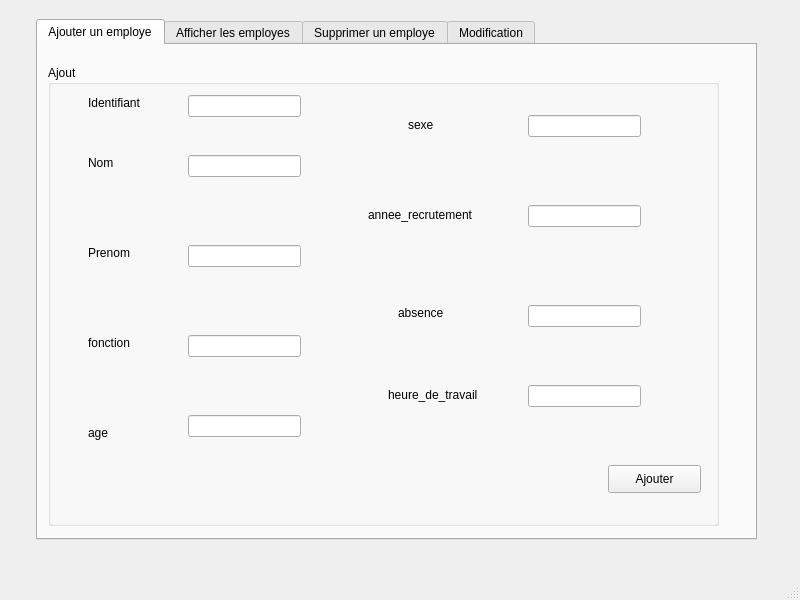
Old version of the form Desktop/gestiodesemployees/mainwindow.ui in the repository dhiaeddine12/olympic_games_2A20.
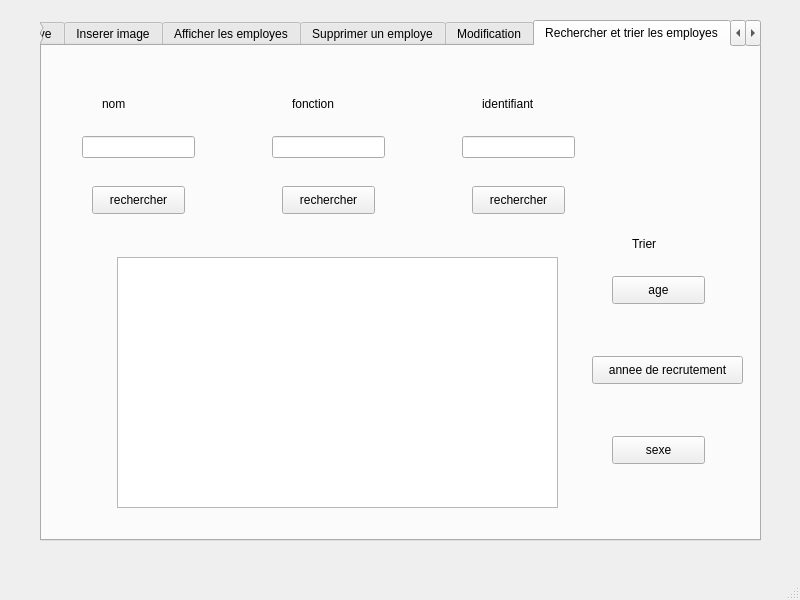
New version of the form. The open tabs and pages were chosen to show the change.

What changed in the file:
```diff
--- a/Desktop/gestiodesemployees/mainwindow.ui
+++ b/Desktop/gestiodesemployees/mainwindow.ui
@@ -17,8 +17,8 @@
    <widget class="QTabWidget" name="pb_supprimer">
     <property name="geometry">
      <rect>
-      <x>36</x>
-      <y>19</y>
+      <x>40</x>
+      <y>20</y>
       <width>721</width>
       <height>521</height>
      </rect>
@@ -277,6 +277,50 @@
       </widget>
      </widget>
     </widget>
+    <widget class="QWidget" name="tab_7">
+     <attribute name="title">
+      <string>Inserer image</string>
+     </attribute>
+     <widget class="QGroupBox" name="groupBox_2">
+      <property name="geometry">
+       <rect>
+        <x>49</x>
+        <y>29</y>
+        <width>591</width>
+        <height>421</height>
+       </rect>
+      </property>
+      <property name="title">
+       <string>insertion image</string>
+      </property>
+      <widget class="QPushButton" name="Pb_image">
+       <property name="geometry">
+        <rect>
+         <x>412</x>
+         <y>190</y>
+         <width>141</width>
+         <height>28</height>
+        </rect>
+       </property>
+       <property name="text">
+        <string>Choisir une image</string>
+       </property>
+      </widget>
+      <widget class="QLabel" name="le_image">
+       <property name="geometry">
+        <rect>
+         <x>55</x>
+         <y>75</y>
+         <width>201</width>
+         <height>281</height>
+        </rect>
+       </property>
+       <property name="text">
+        <string/>
+       </property>
+      </widget>
+     </widget>
+    </widget>
     <widget class="QWidget" name="tab_2">
      <attribute name="title">
       <string>Afficher les employes</string>
@@ -571,6 +615,189 @@
       </widget>
      </widget>
     </widget>
+    <widget class="QWidget" name="tab_5">
+     <attribute name="title">
+      <string>Rechercher et trier les employes</string>
+     </attribute>
+     <widget class="QPushButton" name="Pb_recherche_nom">
+      <property name="geometry">
+       <rect>
+        <x>50</x>
+        <y>140</y>
+        <width>93</width>
+        <height>28</height>
+       </rect>
+      </property>
+      <property name="text">
+       <string>rechercher</string>
+      </property>
+     </widget>
+     <widget class="QPushButton" name="Pb_recherche_fonction">
+      <property name="geometry">
+       <rect>
+        <x>240</x>
+        <y>140</y>
+        <width>93</width>
+        <height>28</height>
+       </rect>
+      </property>
+      <property name="text">
+       <string>rechercher</string>
+      </property>
+     </widget>
+     <widget class="QPushButton" name="Pb_recherche_identifiant">
+      <property name="geometry">
+       <rect>
+        <x>430</x>
+        <y>140</y>
+        <width>93</width>
+        <height>28</height>
+       </rect>
+      </property>
+      <property name="text">
+       <string>rechercher</string>
+      </property>
+     </widget>
+     <widget class="QPushButton" name="Pb_trier_age">
+      <property name="geometry">
+       <rect>
+        <x>570</x>
+        <y>230</y>
+        <width>93</width>
+        <height>28</height>
+       </rect>
+      </property>
+      <property name="text">
+       <string>age</string>
+      </property>
+     </widget>
+     <widget class="QPushButton" name="Pb_trier_annee_de_recrutement">
+      <property name="geometry">
+       <rect>
+        <x>550</x>
+        <y>310</y>
+        <width>151</width>
+        <height>28</height>
+       </rect>
+      </property>
+      <property name="text">
+       <string>annee de recrutement</string>
+      </property>
+     </widget>
+     <widget class="QPushButton" name="Pb_trier_sexe">
+      <property name="geometry">
+       <rect>
+        <x>570</x>
+        <y>390</y>
+        <width>93</width>
+        <height>28</height>
+       </rect>
+      </property>
+      <property name="text">
+       <string>sexe</string>
+      </property>
+     </widget>
+     <widget class="QLabel" name="le_nom_r">
+      <property name="geometry">
+       <rect>
+        <x>60</x>
+        <y>50</y>
+        <width>56</width>
+        <height>16</height>
+       </rect>
+      </property>
+      <property name="text">
+       <string>nom</string>
+      </property>
+     </widget>
+     <widget class="QLineEdit" name="lineEdit">
+      <property name="geometry">
+       <rect>
+        <x>40</x>
+        <y>90</y>
+        <width>113</width>
+        <height>22</height>
+       </rect>
+      </property>
+     </widget>
+     <widget class="QLineEdit" name="lineEdit_2">
+      <property name="geometry">
+       <rect>
+        <x>230</x>
+        <y>90</y>
+        <width>113</width>
+        <height>22</height>
+       </rect>
+      </property>
+     </widget>
+     <widget class="QLineEdit" name="lineEdit_3">
+      <property name="geometry">
+       <rect>
+        <x>420</x>
+        <y>90</y>
+        <width>113</width>
+        <height>22</height>
+       </rect>
+      </property>
+     </widget>
+     <widget class="QLabel" name="le_fonction_r">
+      <property name="geometry">
+       <rect>
+        <x>250</x>
+        <y>50</y>
+        <width>56</width>
+        <height>16</height>
+       </rect>
+      </property>
+      <property name="text">
+       <string>fonction</string>
+      </property>
+     </widget>
+     <widget class="QLabel" name="le_id_r">
+      <property name="geometry">
+       <rect>
+        <x>440</x>
+        <y>50</y>
+        <width>56</width>
+        <height>16</height>
+       </rect>
+      </property>
+      <property name="text">
+       <string>identifiant</string>
+      </property>
+     </widget>
+     <widget class="QLabel" name="label_24">
+      <property name="geometry">
+       <rect>
+        <x>590</x>
+        <y>190</y>
+        <width>56</width>
+        <height>16</height>
+       </rect>
+      </property>
+      <property name="styleSheet">
+       <string notr="true">font: 75 12pt &quot;Arial&quot;;</string>
+      </property>
+      <property name="text">
+       <string>Trier</string>
+      </property>
+     </widget>
+     <widget class="QTableView" name="tabler">
+      <property name="geometry">
+       <rect>
+        <x>75</x>
+        <y>211</y>
+        <width>441</width>
+        <height>251</height>
+       </rect>
+      </property>
+     </widget>
+    </widget>
+    <widget class="QWidget" name="tab_6">
+     <attribute name="title">
+      <string>statistiqes</string>
+     </attribute>
+    </widget>
    </widget>
   </widget>
   <widget class="QMenuBar" name="menubar">
```
Left out of the diff: 2 changed lines with no effect on the pictures.
